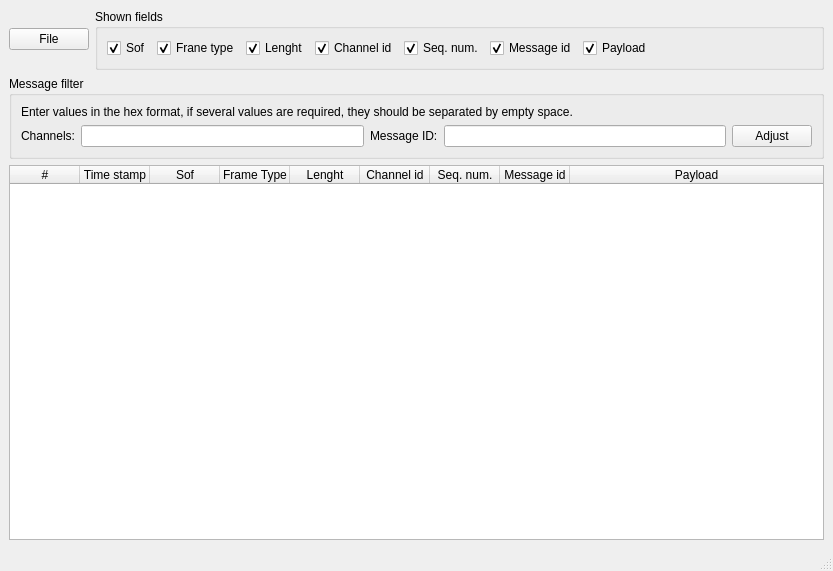
First picture: the form in mainwindow.ui, repository nekolyshe/rstp_parser, before the edit.
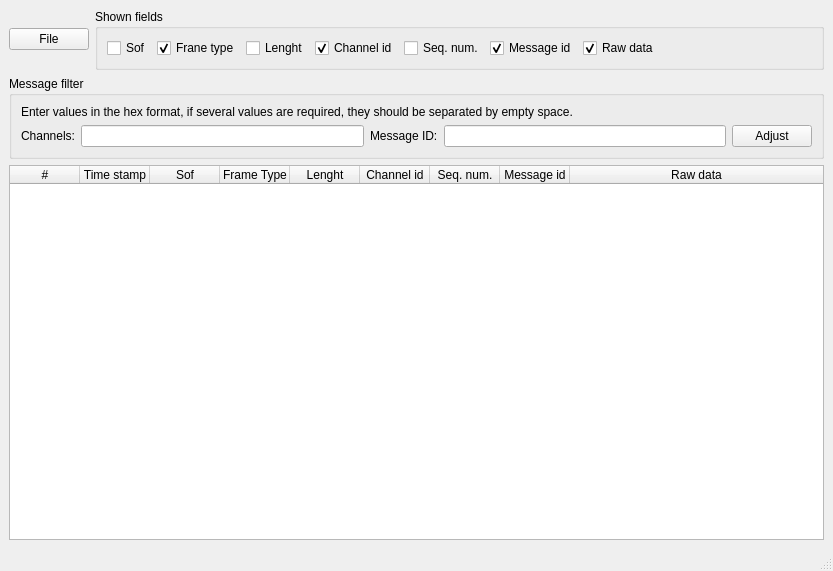
Second picture: the form after the edit.

Patch:
```diff
--- a/mainwindow.ui
+++ b/mainwindow.ui
@@ -37,11 +37,14 @@
           <layout class="QHBoxLayout" name="horizontalLayout_2">
            <item>
             <widget class="QCheckBox" name="checkBox_sof">
+             <property name="enabled">
+              <bool>true</bool>
+             </property>
              <property name="text">
               <string>Sof</string>
              </property>
              <property name="checked">
-              <bool>true</bool>
+              <bool>false</bool>
              </property>
             </widget>
            </item>
@@ -57,11 +60,14 @@
            </item>
            <item>
             <widget class="QCheckBox" name="checkBox_lenght">
+             <property name="enabled">
+              <bool>true</bool>
+             </property>
              <property name="text">
               <string>Lenght</string>
              </property>
              <property name="checked">
-              <bool>true</bool>
+              <bool>false</bool>
              </property>
             </widget>
            </item>
@@ -77,11 +83,14 @@
            </item>
            <item>
             <widget class="QCheckBox" name="checkBox_seqNum">
+             <property name="enabled">
+              <bool>true</bool>
+             </property>
              <property name="text">
               <string>Seq. num.</string>
              </property>
              <property name="checked">
-              <bool>true</bool>
+              <bool>false</bool>
              </property>
             </widget>
            </item>
@@ -98,7 +107,7 @@
            <item>
             <widget class="QCheckBox" name="checkBox_payload">
              <property name="text">
-              <string>Payload</string>
+              <string>Raw data</string>
              </property>
              <property name="checked">
               <bool>true</bool>
@@ -216,45 +225,79 @@
        <property name="text">
         <string>#</string>
        </property>
+       <property name="textAlignment">
+        <set>AlignCenter</set>
+       </property>
       </column>
       <column>
        <property name="text">
         <string>Time stamp</string>
        </property>
+       <property name="textAlignment">
+        <set>AlignCenter</set>
+       </property>
       </column>
       <column>
        <property name="text">
         <string>Sof</string>
        </property>
+       <property name="textAlignment">
+        <set>AlignCenter</set>
+       </property>
       </column>
       <column>
        <property name="text">
         <string>Frame Type</string>
        </property>
+       <property name="textAlignment">
+        <set>AlignCenter</set>
+       </property>
       </column>
       <column>
        <property name="text">
         <string>Lenght</string>
        </property>
+       <property name="textAlignment">
+        <set>AlignCenter</set>
+       </property>
       </column>
       <column>
        <property name="text">
         <string>Channel id</string>
        </property>
+       <property name="textAlignment">
+        <set>AlignCenter</set>
+       </property>
       </column>
       <column>
        <property name="text">
         <string>Seq. num.</string>
        </property>
+       <property name="font">
+        <font>
+         <weight>50</weight>
+         <bold>false</bold>
+         <kerning>true</kerning>
+        </font>
+       </property>
+       <property name="textAlignment">
+        <set>AlignCenter</set>
+       </property>
       </column>
       <column>
        <property name="text">
         <string>Message id</string>
        </property>
+       <property name="textAlignment">
+        <set>AlignCenter</set>
+       </property>
       </column>
       <column>
        <property name="text">
-        <string>Payload</string>
+        <string>Raw data</string>
+       </property>
+       <property name="textAlignment">
+        <set>AlignCenter</set>
        </property>
       </column>
      </widget>
```
Left out of the diff: 9 changed lines with no effect on the pictures.
